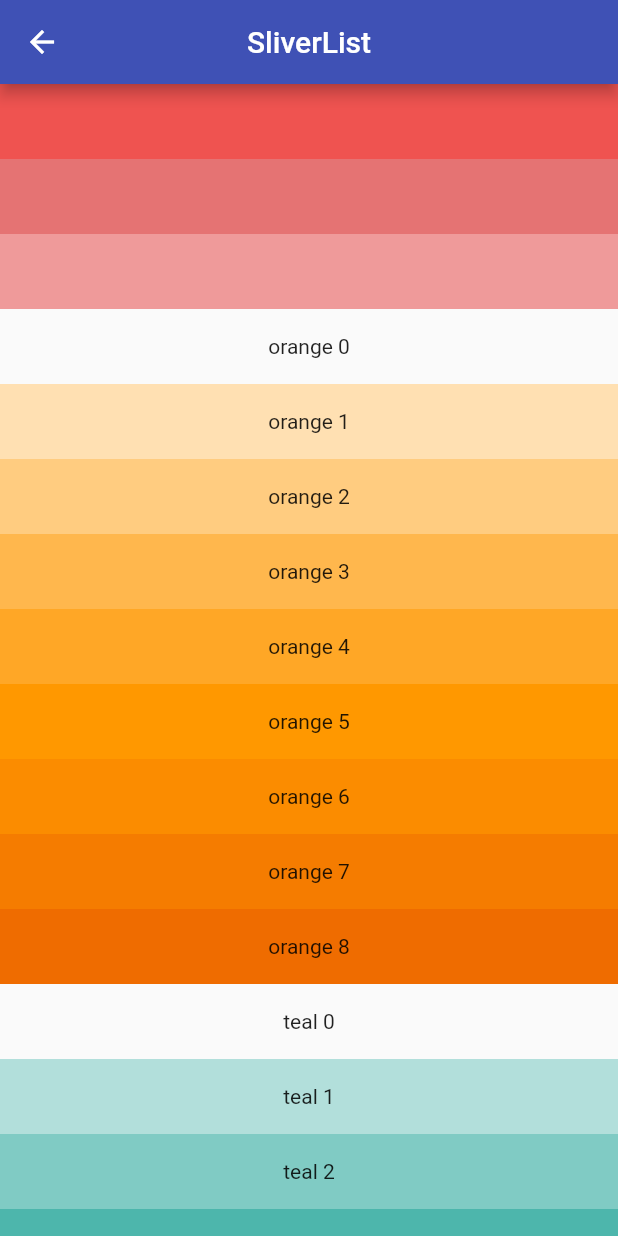
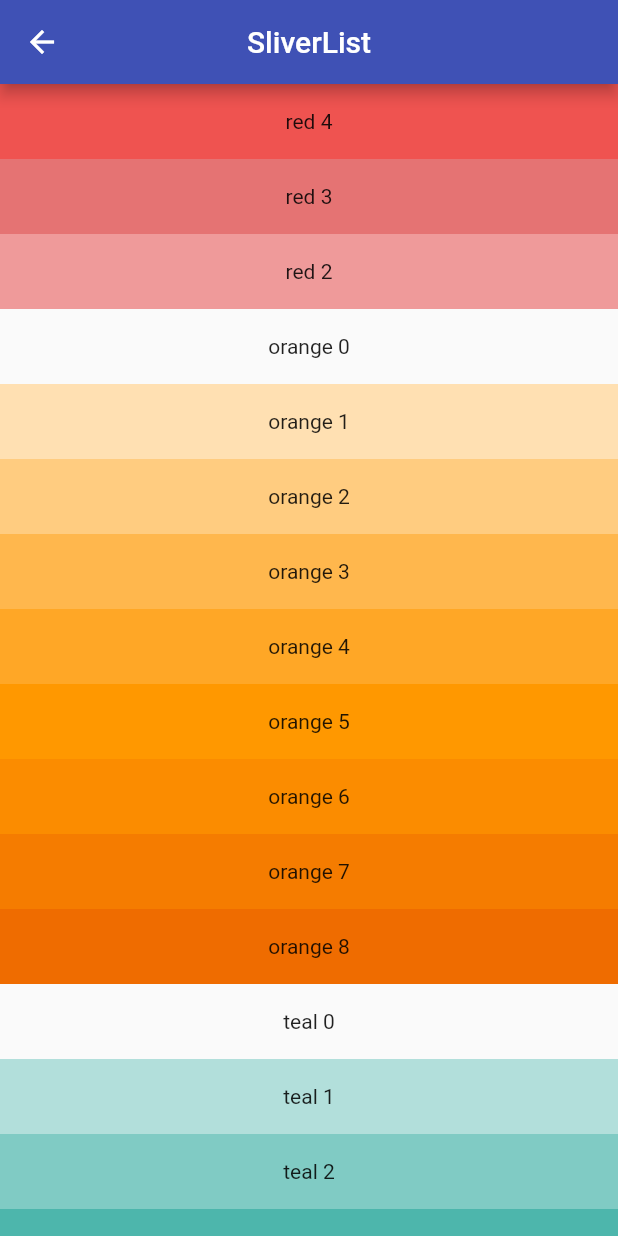
Before and after one commit to PabloBuisson/flutter_slivers, a Flutter app: the CustomSliverList screen opened by its route, on a phone screen of 412 x 824 dp. Run offline on Flutter 3.47's test engine with Material 2 defaults, Android fonts, the phone set to English and light mode, and no system bars.

Commit message:
improve information displayed

```diff
--- a/lib/screens/sliver_list.dart
+++ b/lib/screens/sliver_list.dart
@@ -27,9 +27,21 @@ class CustomSliverList extends StatelessWidget {
             // (!) SliverChildListDelegate requires building all the widgets in advance
             // which isn’t efficient and reduces the benefit of building children lazily
             delegate: SliverChildListDelegate([
-              Container(color: Colors.red[400]),
-              Container(color: Colors.red[300]),
-              Container(color: Colors.red[200]),
+              Container(
+                color: Colors.red[400],
+                alignment: Alignment.center,
+                child: Text('red 4'),
+              ),
+              Container(
+                color: Colors.red[300],
+                alignment: Alignment.center,
+                child: Text('red 3'),
+              ),
+              Container(
+                color: Colors.red[200],
+                alignment: Alignment.center,
+                child: Text('red 2'),
+              ),
             ]),
           ),
           // define explicit list of widgets
```
